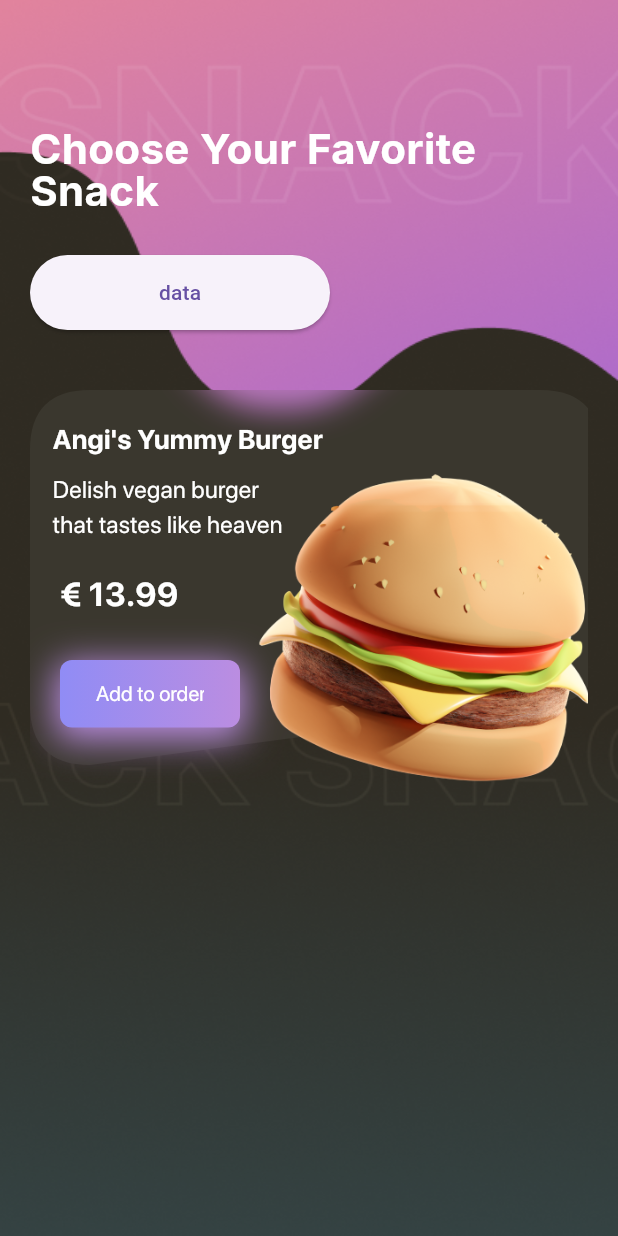
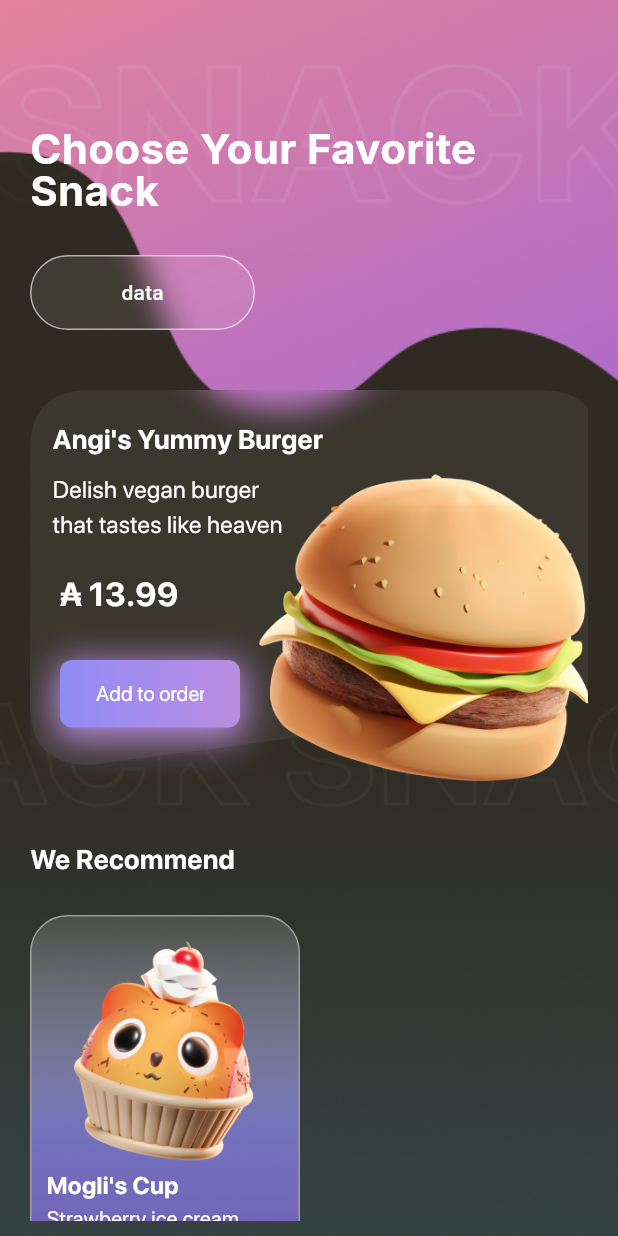
Before and after one commit to Dakueken/jp_app, a Flutter app: the screen it shows after launch, on a phone screen of 412 x 824 dp. Run offline on Flutter 3.47's test engine with Material 3 defaults, Android fonts, the phone set to English and light mode, and no system bars; project files that could hold a hidden picture were left out.

Commit message:
button für category erstellt, container für recommended erstellt

```diff
--- /dev/null
+++ b/lib/src/features/order/categories_button.dart
@@ -0,0 +1,39 @@
+import 'dart:ui';
+import 'package:flutter/material.dart';
+
+class CategoriesButton extends StatefulWidget {
+  const CategoriesButton({super.key});
+
+  @override
+  State<CategoriesButton> createState() => _CategoriesButtonState();
+}
+
+class _CategoriesButtonState extends State<CategoriesButton> {
+  @override
+  Widget build(BuildContext context) {
+    return ClipRRect(
+      child: BackdropFilter(
+        filter: ImageFilter.blur(sigmaX: 10, sigmaY: 10),
+        child: Container(
+          decoration: BoxDecoration(
+            color: Colors.white.withAlpha(
+              20,
+            ), //20 nicht ausgewäht, 180 ausgewählt
+            borderRadius: BorderRadius.circular(30),
+            border: BoxBorder.all(color: Colors.white60),
+          ),
+          height: 50,
+          width: 150,
+          child: ElevatedButton(
+            style: ElevatedButton.styleFrom(
+              backgroundColor: Colors.transparent,
+              shadowColor: Colors.transparent,
+            ),
+            onPressed: () {},
+            child: Text("data", style: TextStyle(color: Colors.white)),
+          ),
+        ),
+      ),
+    );
+  }
+}
--- a/lib/src/features/order/j_p_app_slanted_box_builder.dart
+++ b/lib/src/features/order/j_p_app_slanted_box_builder.dart
@@ -49,7 +49,7 @@ class _JPAppSlantedBoxBuilderState extends State<JPAppSlantedBoxBuilder> {
             top: 270,
             left: 20,
             child: Text(
-              "€ 13.99",
+              "₳ 13.99",
               style: TextStyle(
                 fontFamily: "SanFrancisco",
                 color: Colors.white,
--- a/lib/src/features/order/orderpage.dart
+++ b/lib/src/features/order/orderpage.dart
@@ -1,6 +1,9 @@
+import 'dart:ui';
+
 import 'package:flutter/material.dart';
-import 'package:jp_app/src/features/order/j_p_app_slanted_box.dart';
+import 'package:jp_app/src/features/order/categories_button.dart';
 import 'package:jp_app/src/features/order/j_p_app_slanted_box_builder.dart';
+import 'package:jp_app/src/features/order/recommended_container.dart';
 import 'package:jp_app/src/features/shared/j_p_app_background_picture.dart';
 
 class Orderpage extends StatefulWidget {
@@ -40,18 +43,21 @@ class _OrderpageState extends State<Orderpage> {
                     ),
                   ),
                 ),
+                Positioned(top: 160, child: CategoriesButton()),
+                Positioned(top: 100, child: JPAppSlantedBoxBuilder()),
                 Positioned(
-                  top: 160,
-                  child: SizedBox(
-                    height: 50,
-                    width: 200,
-                    child: ElevatedButton(
-                      onPressed: () {},
-                      child: Text("data"),
+                  top: 550,
+                  child: Text(
+                    "We Recommend",
+                    style: TextStyle(
+                      fontFamily: "SanFrancisco",
+                      color: Colors.white,
+                      fontSize: 18,
+                      fontWeight: FontWeight.bold,
                     ),
                   ),
                 ),
-                Positioned(top: 100, child: JPAppSlantedBoxBuilder()),
+                Positioned(top: 600, child: RecommendedContainer()),
               ],
             ),
           ),
--- /dev/null
+++ b/lib/src/features/order/recommended_container.dart
@@ -0,0 +1,76 @@
+import 'package:flutter/material.dart';
+
+class RecommendedContainer extends StatefulWidget {
+  const RecommendedContainer({super.key});
+
+  @override
+  State<RecommendedContainer> createState() => _RecommendedContainerState();
+}
+
+class _RecommendedContainerState extends State<RecommendedContainer> {
+  @override
+  Widget build(BuildContext context) {
+    return Container(
+      padding: EdgeInsets.all(10),
+      decoration: BoxDecoration(
+        borderRadius: BorderRadius.all(Radius.circular(25)),
+        gradient: LinearGradient(
+          begin: AlignmentDirectional.topCenter,
+          end: AlignmentDirectional.bottomCenter,
+          colors: [Color(0x20FFFFFF), Color(0xAF908CF5), Color(0xAF8C5BEA)],
+        ),
+        border: BoxBorder.all(color: Colors.grey),
+      ),
+      width: 180,
+      height: 280,
+      child: Column(
+        crossAxisAlignment: CrossAxisAlignment.start,
+        children: [
+          Image.asset(
+            "lib/assets/grafiken/cat cupcakes_3D.png",
+            scale: 3.1,
+            fit: BoxFit.none,
+          ),
+          Text(
+            "Mogli's Cup",
+            style: TextStyle(
+              color: Colors.white,
+              fontFamily: "SanFrancisco",
+              fontSize: 16,
+              fontWeight: FontWeight.bold,
+            ),
+          ),
+          Text(
+            "Strawberry ice cream",
+            style: TextStyle(
+              color: Colors.white,
+              fontFamily: "SanFrancisco",
+              fontSize: 14,
+            ),
+          ),
+          Row(
+            mainAxisAlignment: MainAxisAlignment.spaceBetween,
+            children: [
+              Text(
+                "₳ 8.99",
+                style: TextStyle(
+                  color: Colors.white,
+                  fontFamily: "SanFrancisco",
+                  fontSize: 16,
+                ),
+              ),
+              Text(
+                "♡ 200",
+                style: TextStyle(
+                  color: Colors.white,
+                  fontFamily: "SanFrancisco",
+                  fontSize: 16,
+                ),
+              ),
+            ],
+          ),
+        ],
+      ),
+    );
+  }
+}
```
